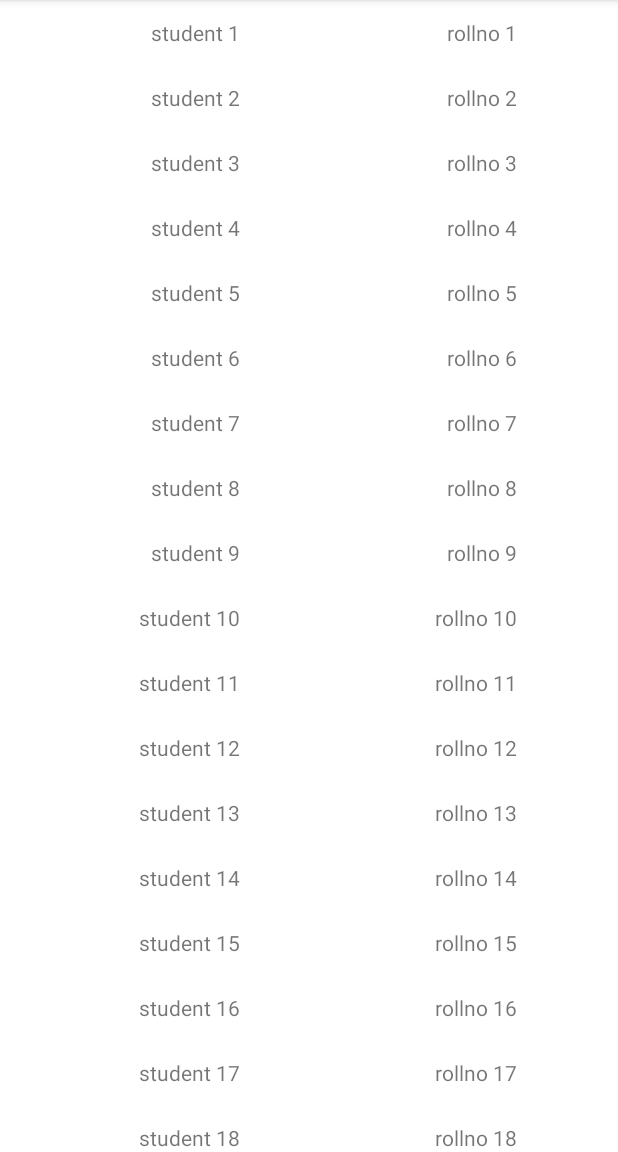
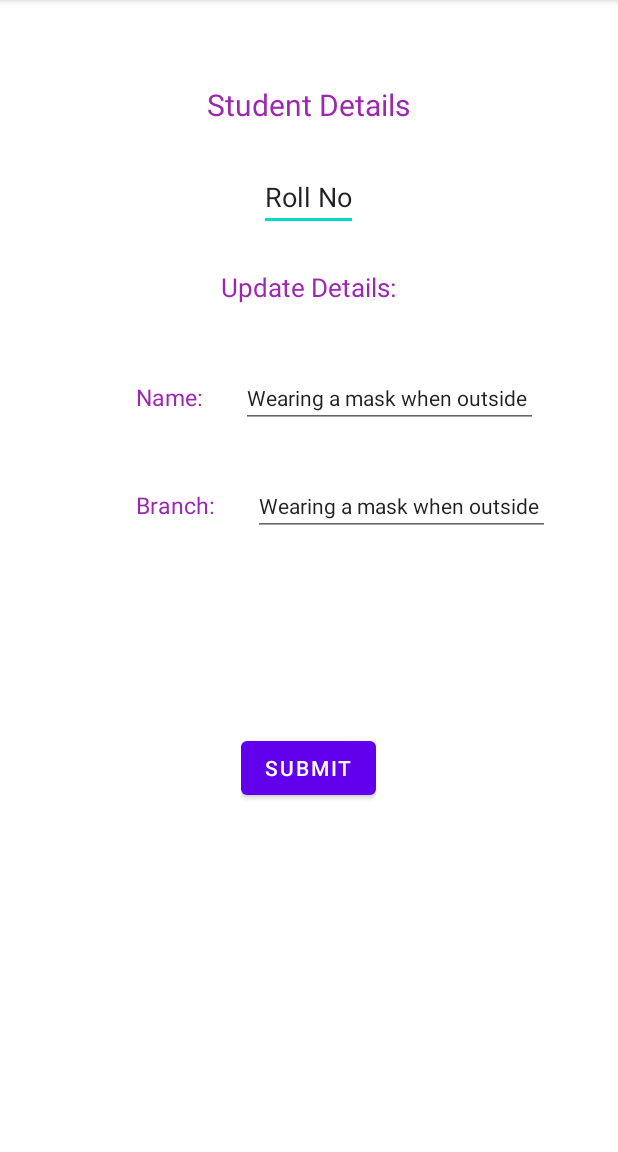
Before and after one commit to Mobile-Computing-Winter-2021/assignment0-vijayshekhar, an Android app: the screen it shows after launch (MainActivity before the commit, StudentDetailsActivity after it), after a tap on "student 1", on a phone screen of 412 x 824 dp, the part 84-1236 px from its top. Run offline under Robolectric (Android 15) with nearby library versions, the phone set to English and light mode, and no system bars.

Commit message:
Details fragment added.

```diff
--- a/app/src/main/AndroidManifest.xml
+++ b/app/src/main/AndroidManifest.xml
@@ -19,6 +19,7 @@
                 <category android:name="android.intent.category.LAUNCHER" />
             </intent-filter>
         </activity>
+        <activity android:name=".Activities.StudentDetailsActivity" />
     </application>
 
 </manifest>
--- /dev/null
+++ b/app/src/main/java/com/example/helloworld/Activities/StudentDetailsActivity.java
@@ -0,0 +1,39 @@
+package com.example.helloworld.Activities;
+
+import android.os.Bundle;
+import android.util.Log;
+
+import androidx.annotation.Nullable;
+import androidx.appcompat.app.AppCompatActivity;
+import androidx.fragment.app.FragmentManager;
+import androidx.fragment.app.FragmentTransaction;
+
+import com.example.helloworld.Fragments.StudentDetailsFragment;
+import com.example.helloworld.Fragments.StudentListFragment;
+import com.example.helloworld.R;
+
+public class StudentDetailsActivity extends AppCompatActivity {
+    private static final String TAG = "StudentDetailsActivity";
+
+
+    @Override
+    protected void onCreate(@Nullable Bundle savedInstanceState) {
+        super.onCreate(savedInstanceState);
+
+        Log.d(TAG, "onCreate: reached!!!");
+        setContentView(R.layout.activity_student_details);
+
+
+        loadFragment();
+    }
+
+    private void loadFragment() {
+        FragmentManager fragmentManager = getSupportFragmentManager();
+        FragmentTransaction fragmentTransaction = fragmentManager.beginTransaction();
+        fragmentTransaction.replace(R.id.detailsContainer, new StudentDetailsFragment());
+        fragmentTransaction.setTransition(FragmentTransaction.TRANSIT_FRAGMENT_OPEN);
+        fragmentTransaction.commit();
+
+        Log.d(TAG, "loadFragment: reached and executed");
+    }
+}
--- a/app/src/main/java/com/example/helloworld/Fragments/StudentDetailsFragment.java
+++ b/app/src/main/java/com/example/helloworld/Fragments/StudentDetailsFragment.java
@@ -1,8 +1,33 @@
 package com.example.helloworld.Fragments;
 
+import android.os.Bundle;
+import android.util.Log;
+import android.view.LayoutInflater;
+import android.view.View;
+import android.view.ViewGroup;
+
+import androidx.annotation.NonNull;
+import androidx.annotation.Nullable;
 import androidx.fragment.app.Fragment;
+
+import com.example.helloworld.R;
 
 public class StudentDetailsFragment extends Fragment {
 
+    private static final String TAG = "StudentDetailsFragment";
 
+    @Nullable
+    @Override
+    public View onCreateView(@NonNull LayoutInflater inflater, @Nullable ViewGroup container, @Nullable Bundle savedInstanceState) {
+         super.onCreateView(inflater, container, savedInstanceState);
+
+        View view = inflater.inflate(R.layout.student_details_fragment, container , false);
+
+
+        Log.d(TAG, "onCreateView: reached");
+
+        return view ;
+
+
+    }
 }
--- a/app/src/main/java/com/example/helloworld/Fragments/StudentListFragment.java
+++ b/app/src/main/java/com/example/helloworld/Fragments/StudentListFragment.java
@@ -14,8 +14,9 @@ import android.view.LayoutInflater;
 import android.view.View;
 import android.view.ViewGroup;
 
+import com.example.helloworld.Activities.StudentDetailsActivity;
 import com.example.helloworld.R;
-import com.example.helloworld.Students;
+import com.example.helloworld.Models.Students;
 import com.example.helloworld.adaptors.StudentListRecyclerAdapter;
 
 import java.util.ArrayList;
@@ -96,8 +97,10 @@ public class StudentListFragment extends Fragment implements StudentListRecycler
     public void onDetailsClick(int position) {
 
 //        mNotes.get(Position)
-//        Intent intent = new Intent(this , DetailsFragment.class);
-//        startActivity(intent);
         Log.d(TAG, "onDetailsClicked: !!!");
+        Intent intent = new Intent(getContext(), StudentDetailsActivity.class);
+        startActivity(intent);
+
+
     }
 }
--- a/app/src/main/java/com/example/helloworld/Students.java
+++ b/app/src/main/java/com/example/helloworld/Models/Students.java
@@ -1,4 +1,4 @@
-package com.example.helloworld;
+package com.example.helloworld.Models;
 
 public class Students {
 
--- a/app/src/main/java/com/example/helloworld/adaptors/StudentListRecyclerAdapter.java
+++ b/app/src/main/java/com/example/helloworld/adaptors/StudentListRecyclerAdapter.java
@@ -9,7 +9,7 @@ import androidx.annotation.NonNull;
 import androidx.recyclerview.widget.RecyclerView;
 
 import com.example.helloworld.R;
-import com.example.helloworld.Students;
+import com.example.helloworld.Models.Students;
 
 
 import java.util.List;
--- /dev/null
+++ b/app/src/main/res/layout/activity_student_details.xml
@@ -0,0 +1,21 @@
+<?xml version="1.0" encoding="utf-8"?>
+
+<ScrollView android:layout_width="match_parent"
+android:layout_height="match_parent"
+xmlns:android="http://schemas.android.com/apk/res/android" >
+
+
+
+
+<FrameLayout xmlns:android="http://schemas.android.com/apk/res/android"
+    xmlns:app="http://schemas.android.com/apk/res-auto"
+    xmlns:tools="http://schemas.android.com/tools"
+    android:layout_width="match_parent"
+    android:layout_height="match_parent"
+    android:id="@+id/detailsContainer"
+    tools:context= ".Activities.StudentDetailsActivity">
+
+</FrameLayout>
+
+
+</ScrollView>
--- /dev/null
+++ b/app/src/main/res/layout/student_details_fragment.xml
@@ -0,0 +1,142 @@
+<?xml version="1.0" encoding="utf-8"?>
+
+<ScrollView
+    android:layout_height="match_parent"
+    xmlns:android="http://schemas.android.com/apk/res/android"
+    xmlns:tools="http://schemas.android.com/tools"
+    android:layout_width="match_parent"
+    android:layout_marginTop="15dp"
+    tools:ignore="HardcodedText"
+    >
+    <LinearLayout
+        android:layout_height="wrap_content"
+        android:layout_width="match_parent"
+        android:gravity="center"
+        android:orientation="vertical"
+        android:layout_margin="15dp"
+        >
+
+        <TextView
+            android:id="@+id/app_title"
+            android:layout_width="wrap_content"
+            android:layout_height="wrap_content"
+            android:padding="10dp"
+            android:text="Student Details"
+            android:textColor="#9C27B0"
+            android:textColorLink="#FFFFFF"
+            android:textSize="20sp"
+            android:visibility="visible"
+            android:layout_margin="15dp"/>
+
+        <EditText
+            android:id="@+id/namereg"
+            android:editable="false"
+            android:layout_width="wrap_content"
+            android:layout_height="wrap_content"
+            android:text="Roll No"
+            android:textSize="18sp"
+            />
+
+
+        <TextView
+            android:layout_width="wrap_content"
+            android:layout_height="wrap_content"
+            android:padding="10dp"
+            android:text="Update Details:"
+            android:textColor="#9C27B0"
+            android:textSize="17sp"
+            tools:ignore="HardcodedText"
+            android:layout_margin="15dp"/>
+
+        <LinearLayout
+            android:layout_width="wrap_content"
+            android:layout_height="wrap_content"
+            android:orientation="vertical"
+            android:layout_marginStart="10dp"
+            >
+
+            <LinearLayout
+                android:layout_width="wrap_content"
+                android:layout_height="wrap_content" >
+
+                <TextView
+                    android:layout_width="wrap_content"
+                    android:layout_height="wrap_content"
+                    android:padding="10dp"
+                    android:text="Name:"
+                    android:textColor="#9C27B0"
+                    android:textSize="15sp"
+                    tools:ignore="HardcodedText"
+                    android:layout_margin="15dp"/>
+
+                <com.google.android.material.textfield.TextInputEditText
+                    android:id="@+id/prec1"
+                    android:layout_width="wrap_content"
+                    android:layout_height="wrap_content"
+                    android:checked="false"
+                    android:clickable="false"
+                    android:text="Wearing a mask when outside "
+                    android:textAppearance="@style/TextAppearance.AppCompat.Body1"
+                    tools:ignore="HardcodedText"
+                    android:layout_marginVertical="15dp"
+                    />
+
+            </LinearLayout>
+
+            <LinearLayout
+                android:layout_width="wrap_content"
+                android:layout_height="wrap_content" >
+
+                <TextView
+                    android:layout_width="wrap_content"
+                    android:layout_height="wrap_content"
+                    android:padding="10dp"
+                    android:text="Branch:"
+                    android:textColor="#9C27B0"
+                    android:textSize="15sp"
+                    tools:ignore="HardcodedText"
+                    android:layout_margin="15dp"/>
+
+                <com.google.android.material.textfield.TextInputEditText
+                    android:id="@+id/prec2"
+                    android:layout_width="wrap_content"
+                    android:layout_height="wrap_content"
+                    android:checked="false"
+                    android:clickable="false"
+                    android:text="Wearing a mask when outside "
+                    android:textAppearance="@style/TextAppearance.AppCompat.Body1"
+                    tools:ignore="HardcodedText"
+                    android:layout_marginVertical="15dp"
+                    />
+
+            </LinearLayout>
+
+
+        </LinearLayout>
+
+        <androidx.constraintlayout.widget.ConstraintLayout
+            android:layout_width="wrap_content"
+            android:layout_height="wrap_content"
+            android:layout_margin="115dp"
+            >
+
+
+            <Button
+                android:id="@+id/check_button"
+                android:layout_width="wrap_content"
+                android:layout_height="wrap_content"
+                android:text="Submit"
+                tools:ignore="MissingConstraints"
+                tools:layout_editor_absoluteX="3dp"
+                tools:layout_editor_absoluteY="16dp"
+                android:layout_margin="15dp"
+                />
+        </androidx.constraintlayout.widget.ConstraintLayout>
+
+
+
+
+    </LinearLayout>
+
+
+</ScrollView>
```
